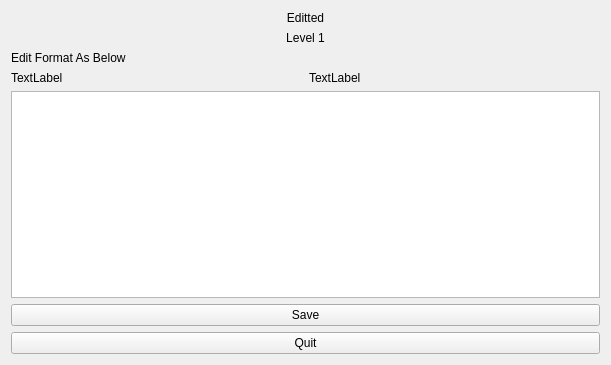
Old version of the form GUI/editlevelform.ui in the repository Ts-myself/CS205_Proj.
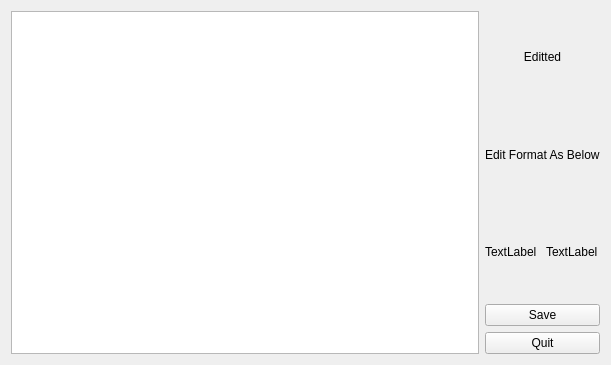
New version of the form.

Commit message: (GUI)修改box internal_level没打印 等bug

What changed in the file:
```diff
--- a/GUI/editlevelform.ui
+++ b/GUI/editlevelform.ui
@@ -14,6 +14,9 @@
    <string>Form</string>
   </property>
   <layout class="QHBoxLayout" name="horizontalLayout">
+   <item>
+    <widget class="QTextEdit" name="levelEdit"/>
+   </item>
    <item>
     <layout class="QVBoxLayout" name="sideLayout_4">
      <item>
@@ -26,16 +29,6 @@
        </property>
       </widget>
      </item>
-     <item>
-      <widget class="QLabel" name="editNumLabel">
-       <property name="text">
-        <string>Level 1</string>
-       </property>
-       <property name="alignment">
-        <set>Qt::AlignCenter</set>
-       </property>
-      </widget>
-     </item>
      <item>
       <widget class="QLabel" name="label_304">
        <property name="text">
@@ -61,9 +54,6 @@
        </item>
       </layout>
      </item>
-     <item>
-      <widget class="QTextEdit" name="textEdit"/>
-     </item>
      <item>
       <widget class="QPushButton" name="resetBotton_4">
        <property name="text">
```
The commit also changes 12 other files.
